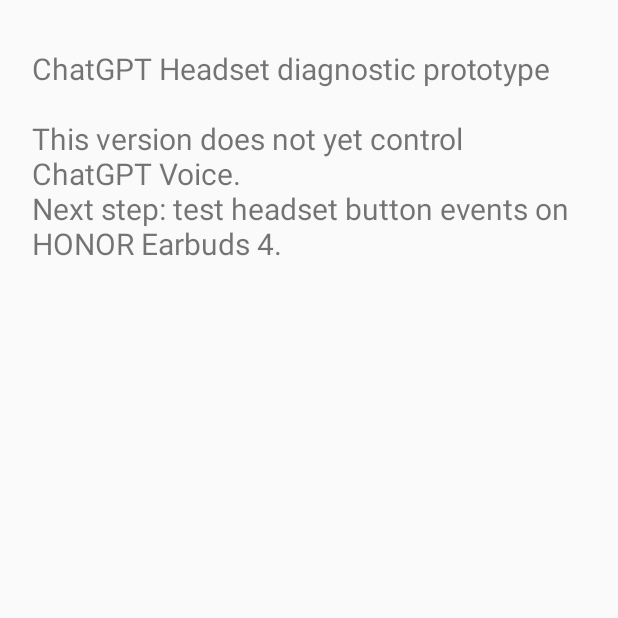
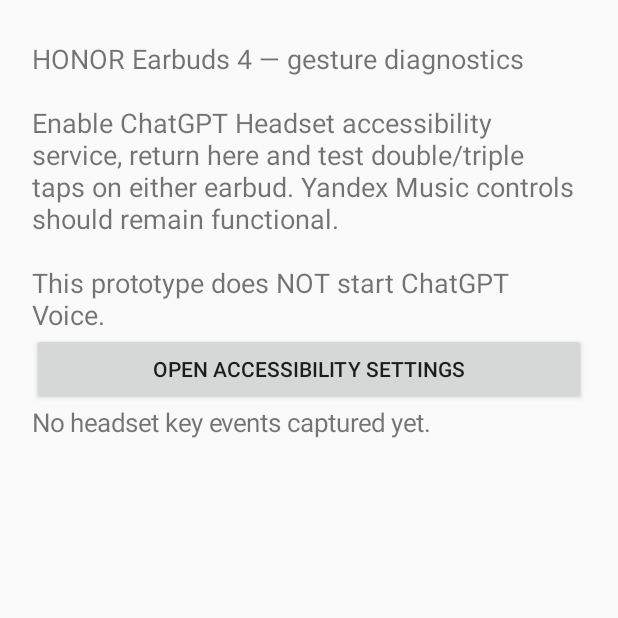
Before and after one commit to nadinckm-arch/ChatGPTHeadset, an Android app: the screen it shows after launch (MainActivity), on a phone screen of 412 x 824 dp, the top half of it. Run offline under Robolectric (Android 15) with nearby library versions, the phone set to English and light mode, and no system bars.

Commit message:
Implement headset key event diagnostics UI

```diff
--- a/app/src/main/java/com/example/headset/MainActivity.java
+++ b/app/src/main/java/com/example/headset/MainActivity.java
@@ -1,7 +1,35 @@
 package com.example.headset;
 import android.app.Activity;
 import android.os.Bundle;
+import android.content.Intent;
+import android.content.IntentFilter;
+import android.content.BroadcastReceiver;
+import android.content.Context;
+import android.provider.Settings;
+import android.view.View;
+import android.widget.Button;
+import android.widget.LinearLayout;
 import android.widget.TextView;
+
 public class MainActivity extends Activity {
- @Override public void onCreate(Bundle b) { super.onCreate(b); TextView t = new TextView(this); t.setText("ChatGPT Headset diagnostic prototype\n\nThis version does not yet control ChatGPT Voice.\nNext step: test headset button events on HONOR Earbuds 4."); t.setTextSize(20); t.setPadding(32,48,32,32); setContentView(t); }
+ private TextView log;
+ private final BroadcastReceiver receiver = new BroadcastReceiver() {
+  @Override public void onReceive(Context context, Intent intent) {
+   String msg = intent.getStringExtra("code") + " " + intent.getStringExtra("action");
+   log.setText(msg + "\n" + log.getText());
+  }
+ };
+ @Override public void onCreate(Bundle b) {
+  super.onCreate(b);
+  LinearLayout root = new LinearLayout(this); root.setOrientation(LinearLayout.VERTICAL); root.setPadding(32,40,32,32);
+  TextView info = new TextView(this);
+  info.setText("HONOR Earbuds 4 — gesture diagnostics\n\nEnable ChatGPT Headset accessibility service, return here and test double/triple taps on either earbud. Yandex Music controls should remain functional.\n\nThis prototype does NOT start ChatGPT Voice.");
+  info.setTextSize(18); root.addView(info);
+  Button enable = new Button(this); enable.setText("Open accessibility settings");
+  enable.setOnClickListener(v -> startActivity(new Intent(Settings.ACTION_ACCESSIBILITY_SETTINGS))); root.addView(enable);
+  log = new TextView(this); log.setText("No headset key events captured yet."); log.setTextSize(17); root.addView(log);
+  setContentView(root);
+ }
+ @Override protected void onStart() { super.onStart(); IntentFilter filter = new IntentFilter(HeadsetService.ACTION_KEY); registerReceiver(receiver, filter, Context.RECEIVER_NOT_EXPORTED); }
+ @Override protected void onStop() { unregisterReceiver(receiver); super.onStop(); }
 }
```
